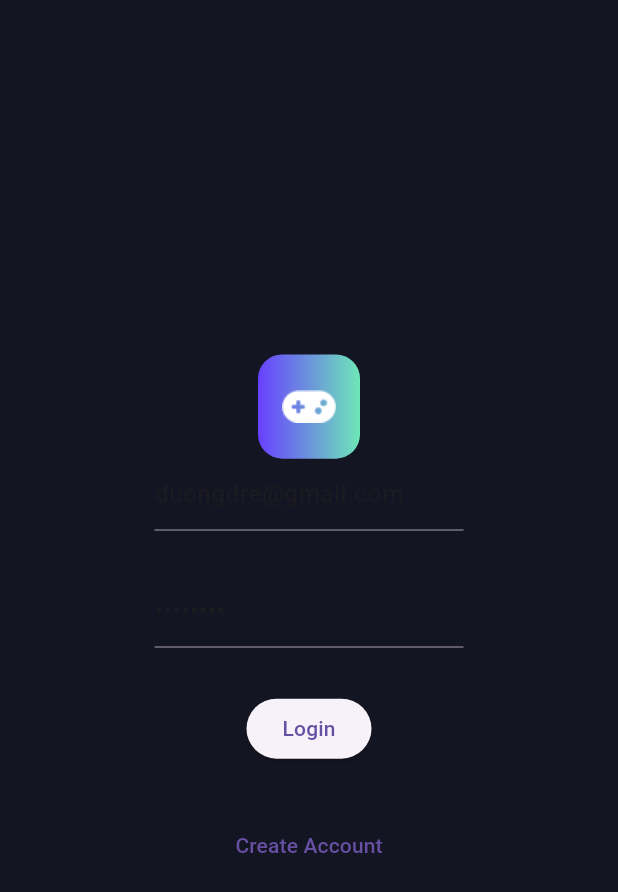
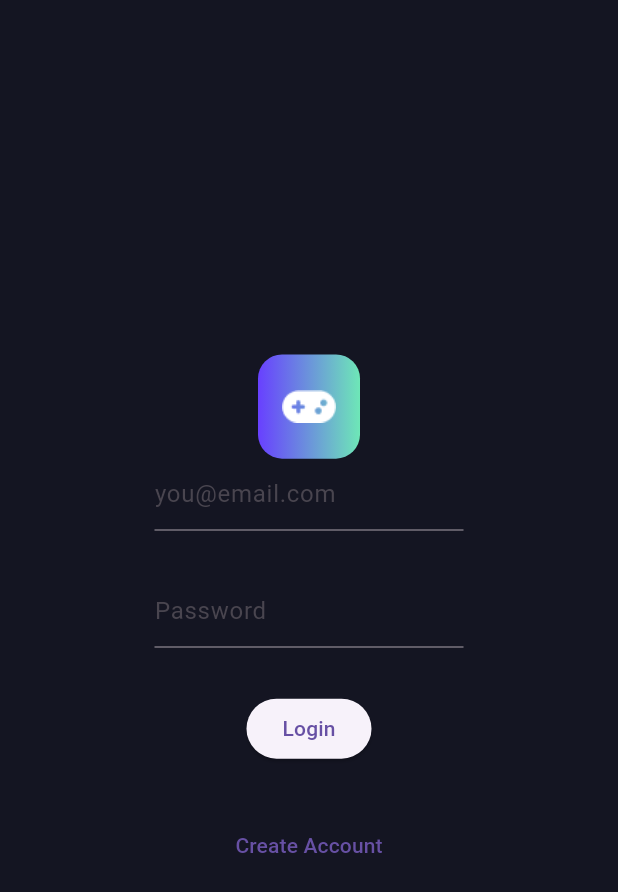
Before and after one commit to duongdre/gamelingua, a Flutter app: the screen it shows after launch, on a phone screen of 412 x 824 dp. Shown: the top 892 px of the screen. Run offline on Flutter 3.47's test engine with Material 3 defaults, Android fonts, the phone set to English and light mode, and no system bars; drawn by our look-alikes of toastification; our stand-ins replace firebase_auth, firebase_core, flutter_riverpod, go_router, riverpod_annotation; accounts and stored records are empty; generated files the repository leaves out were written again.

Commit message:
Remove default login

```diff
--- a/lib/screens/login/UI/login_screen.dart
+++ b/lib/screens/login/UI/login_screen.dart
@@ -20,8 +20,6 @@ class _LoginScreenState extends State<LoginScreen> {
 
   @override
   Widget build(BuildContext context) {
-    _emailController.text = "duongdre@gmail.com";
-    _passwordController.text = "123456a@";
     return Scaffold(
       body: Container(
         width: MediaQuery.sizeOf(context).width,
```
